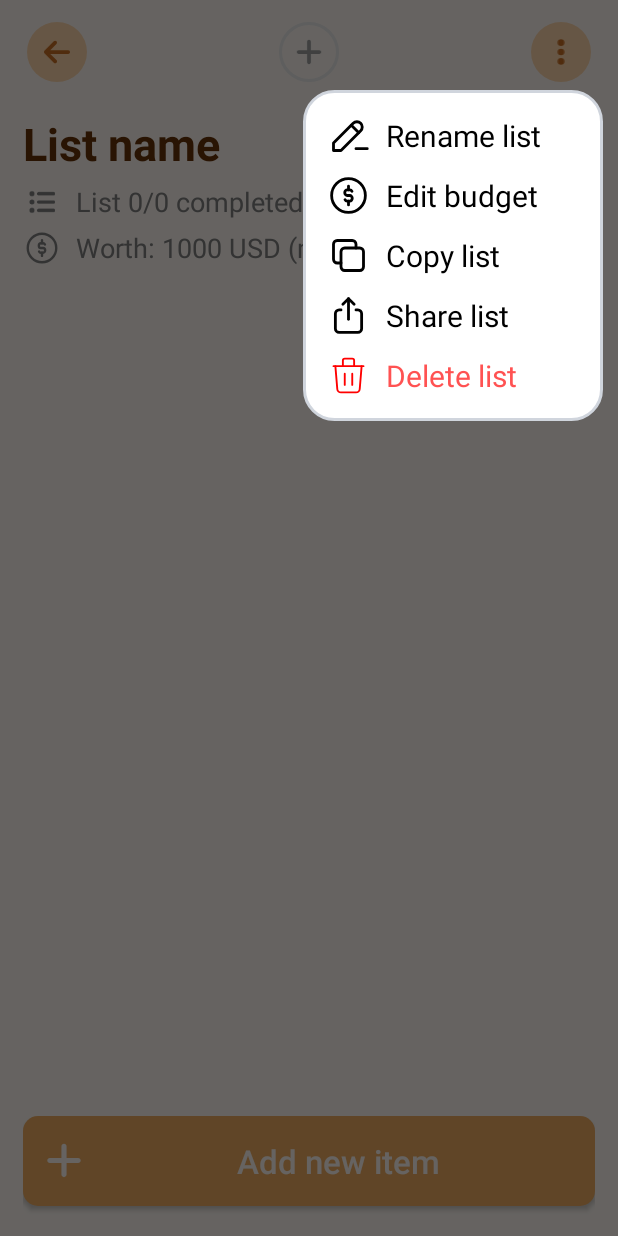
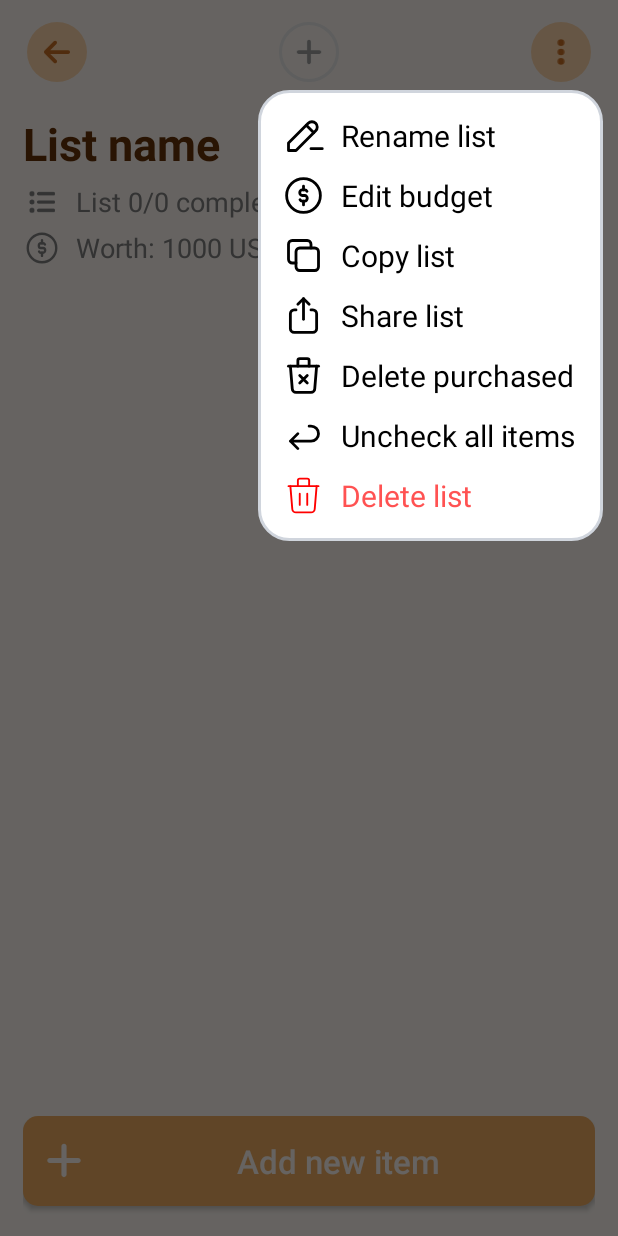
Before and after one commit to yabluninn/shopnstock, an Android app: the ShoppingListActivity screen opened directly, with no data from a screen before it, after a tap on an icon or button, on a phone screen of 412 x 824 dp. Run offline under Robolectric (Android 15) with nearby library versions, the phone set to English and light mode, and no system bars; our stand-ins replace Dagger/Hilt's generated code, Firebase (no records; nobody signed in at launch, a user with empty details on screens opened directly); libraries missing offline, so code that uses them is left out: com.journeyapps.barcodescanner; network calls fail; 2 statements that could not run were skipped.

Commit message:
Delete purchased items and uncheck all items features

```diff
--- a/app/src/main/java/com/yablunin/shopnstock/di/AppModule.kt
+++ b/app/src/main/java/com/yablunin/shopnstock/di/AppModule.kt
@@ -8,11 +8,13 @@ import com.yablunin.shopnstock.domain.usecases.api.GetFlagImageUseCase
 import com.yablunin.shopnstock.domain.usecases.config.LoadConfigUseCase
 import com.yablunin.shopnstock.domain.usecases.config.SaveConfigUseCase
 import com.yablunin.shopnstock.domain.usecases.list.AddItemUseCase
+import com.yablunin.shopnstock.domain.usecases.list.DeletePurchasedItemsUseCase
 import com.yablunin.shopnstock.domain.usecases.list.GenerateQRCodeBitmapUseCase
 import com.yablunin.shopnstock.domain.usecases.list.GetCompletedItemsCountUseCase
 import com.yablunin.shopnstock.domain.usecases.list.GetSizeUseCase
 import com.yablunin.shopnstock.domain.usecases.list.GetTotalPriceUseCase
 import com.yablunin.shopnstock.domain.usecases.list.RemoveItemUseCase
+import com.yablunin.shopnstock.domain.usecases.list.UncheckAllItemsUseCase
 import com.yablunin.shopnstock.domain.usecases.list.handler.AddListUseCase
 import com.yablunin.shopnstock.domain.usecases.list.handler.ChangeBudgetUseCase
 import com.yablunin.shopnstock.domain.usecases.list.handler.ConvertToClipboardStringUseCase
@@ -94,7 +96,9 @@ class AppModule {
         convertToClipboardStringUseCase: ConvertToClipboardStringUseCase,
         generateQRCodeBitmapUseCase: GenerateQRCodeBitmapUseCase,
         getTotalPriceUseCase: GetTotalPriceUseCase,
-        changeBudgetUseCase: ChangeBudgetUseCase
+        changeBudgetUseCase: ChangeBudgetUseCase,
+        deletePurchasedItemsUseCase: DeletePurchasedItemsUseCase,
+        uncheckAllItemsUseCase: UncheckAllItemsUseCase
     ): ShoppingListViewModelFactory{
         return ShoppingListViewModelFactory(
             saveUserUseCase = saveUserUseCase,
@@ -110,7 +114,9 @@ class AppModule {
             convertToClipboardStringUseCase = convertToClipboardStringUseCase,
             generateQRCodeBitmapUseCase = generateQRCodeBitmapUseCase,
             getTotalPriceUseCase = getTotalPriceUseCase,
-            changeBudgetUseCase = changeBudgetUseCase
+            changeBudgetUseCase = changeBudgetUseCase,
+            deletePurchasedItemsUseCase = deletePurchasedItemsUseCase,
+            uncheckAllItemsUseCase = uncheckAllItemsUseCase
         )
     }
 
--- a/app/src/main/java/com/yablunin/shopnstock/di/DomainModule.kt
+++ b/app/src/main/java/com/yablunin/shopnstock/di/DomainModule.kt
@@ -11,6 +11,7 @@ import com.yablunin.shopnstock.domain.usecases.api.GetFlagImageUseCase
 import com.yablunin.shopnstock.domain.usecases.config.LoadConfigUseCase
 import com.yablunin.shopnstock.domain.usecases.config.SaveConfigUseCase
 import com.yablunin.shopnstock.domain.usecases.list.AddItemUseCase
+import com.yablunin.shopnstock.domain.usecases.list.DeletePurchasedItemsUseCase
 import com.yablunin.shopnstock.domain.usecases.list.GenerateQRCodeBitmapUseCase
 import com.yablunin.shopnstock.domain.usecases.list.GetCompletedItemsCountUseCase
 import com.yablunin.shopnstock.domain.usecases.list.GetItemByIdUseCase
@@ -19,6 +20,7 @@ import com.yablunin.shopnstock.domain.usecases.list.GetSizeUseCase
 import com.yablunin.shopnstock.domain.usecases.list.GetTotalPriceUseCase
 import com.yablunin.shopnstock.domain.usecases.list.RemoveItemAtUseCase
 import com.yablunin.shopnstock.domain.usecases.list.RemoveItemUseCase
+import com.yablunin.shopnstock.domain.usecases.list.UncheckAllItemsUseCase
 import com.yablunin.shopnstock.domain.usecases.list.handler.AddListUseCase
 import com.yablunin.shopnstock.domain.usecases.list.handler.ChangeBudgetUseCase
 import com.yablunin.shopnstock.domain.usecases.list.handler.ConvertToClipboardStringUseCase
@@ -113,6 +115,14 @@ class DomainModule {
     fun provideGetTotalPriceUseCase(listRepository: ListRepository): GetTotalPriceUseCase{
         return GetTotalPriceUseCase(listRepository = listRepository)
     }
+    @Provides
+    fun provideDeletePurchasedItemsUseCase(listRepository: ListRepository): DeletePurchasedItemsUseCase{
+        return DeletePurchasedItemsUseCase(listRepository = listRepository)
+    }
+    @Provides
+    fun provideUncheckAllItemsUseCase(listRepository: ListRepository): UncheckAllItemsUseCase{
+        return UncheckAllItemsUseCase(listRepository = listRepository)
+    }
 
     @Provides
     fun provideSaveUserUseCase(userRepository: UserRepository): SaveUserUseCase{
--- a/app/src/main/java/com/yablunin/shopnstock/presentation/activities/ShoppingListActivity.kt
+++ b/app/src/main/java/com/yablunin/shopnstock/presentation/activities/ShoppingListActivity.kt
@@ -270,6 +270,18 @@ class ShoppingListActivity : AppCompatActivity(), Initiable {
         shareOption.setOnClickListener {
             showShareListPopup(menuPopup)
         }
+        val deletePurchasedOption: LinearLayout = menuPopup.findViewById(R.id.list_menu_delete_purchased_option)
+        deletePurchasedOption.setOnClickListener {
+            viewModel.deletePurchasedItems(user, this)
+            menuPopup.dismiss()
+            updateListUI()
+        }
+        val uncheckAllOption: LinearLayout = menuPopup.findViewById(R.id.list_menu_uncheck_all_option)
+        uncheckAllOption.setOnClickListener {
+            viewModel.uncheckAllItems(user, this)
+            menuPopup.dismiss()
+            updateListUI()
+        }
     }
     @SuppressLint("SetTextI18n")
     fun showDeleteItemPopup(item: ListItem){
--- a/app/src/main/java/com/yablunin/shopnstock/presentation/viewmodels/ShoppingListViewModel.kt
+++ b/app/src/main/java/com/yablunin/shopnstock/presentation/viewmodels/ShoppingListViewModel.kt
@@ -16,11 +16,13 @@ import com.yablunin.shopnstock.domain.models.ListItem
 import com.yablunin.shopnstock.domain.models.ShoppingList
 import com.yablunin.shopnstock.domain.models.User
 import com.yablunin.shopnstock.domain.usecases.list.AddItemUseCase
+import com.yablunin.shopnstock.domain.usecases.list.DeletePurchasedItemsUseCase
 import com.yablunin.shopnstock.domain.usecases.list.GenerateQRCodeBitmapUseCase
 import com.yablunin.shopnstock.domain.usecases.list.GetCompletedItemsCountUseCase
 import com.yablunin.shopnstock.domain.usecases.list.GetSizeUseCase
 import com.yablunin.shopnstock.domain.usecases.list.GetTotalPriceUseCase
 import com.yablunin.shopnstock.domain.usecases.list.RemoveItemUseCase
+import com.yablunin.shopnstock.domain.usecases.list.UncheckAllItemsUseCase
 import com.yablunin.shopnstock.domain.usecases.list.handler.AddListUseCase
 import com.yablunin.shopnstock.domain.usecases.list.handler.ChangeBudgetUseCase
 import com.yablunin.shopnstock.domain.usecases.list.handler.ConvertToClipboardStringUseCase
@@ -47,7 +49,9 @@ class ShoppingListViewModel(
     private val convertToClipboardStringUseCase: ConvertToClipboardStringUseCase,
     private val generateQRCodeBitmapUseCase: GenerateQRCodeBitmapUseCase,
     private val getTotalPriceUseCase: GetTotalPriceUseCase,
-    private val changeBudgetUseCase: ChangeBudgetUseCase
+    private val changeBudgetUseCase: ChangeBudgetUseCase,
+    private val deletePurchasedItemsUseCase: DeletePurchasedItemsUseCase,
+    private val uncheckAllItemsUseCase: UncheckAllItemsUseCase
 ): ViewModel() {
 
     private val mutableListData = MutableLiveData<ShoppingList>()
@@ -196,4 +200,28 @@ class ShoppingListViewModel(
             errorToast.show()
         }
     }
+
+    fun deletePurchasedItems(user: User, context: Context){
+        deletePurchasedItemsUseCase.execute(listData.value!!)
+        saveUser(user)
+        val successfulToast = SuccessfulToast(
+            context,
+            "",
+            Toast.LENGTH_LONG,
+            Gravity.BOTTOM
+        )
+        successfulToast.show()
+    }
+
+    fun uncheckAllItems(user: User, context: Context){
+        uncheckAllItemsUseCase.execute(listData.value!!)
+        saveUser(user)
+        val successfulToast = SuccessfulToast(
+            context,
+            "",
+            Toast.LENGTH_LONG,
+            Gravity.BOTTOM
+        )
+        successfulToast.show()
+    }
 }
--- a/app/src/main/java/com/yablunin/shopnstock/presentation/viewmodels/ShoppingListViewModelFactory.kt
+++ b/app/src/main/java/com/yablunin/shopnstock/presentation/viewmodels/ShoppingListViewModelFactory.kt
@@ -3,11 +3,13 @@ package com.yablunin.shopnstock.presentation.viewmodels
 import androidx.lifecycle.ViewModel
 import androidx.lifecycle.ViewModelProvider
 import com.yablunin.shopnstock.domain.usecases.list.AddItemUseCase
+import com.yablunin.shopnstock.domain.usecases.list.DeletePurchasedItemsUseCase
 import com.yablunin.shopnstock.domain.usecases.list.GenerateQRCodeBitmapUseCase
 import com.yablunin.shopnstock.domain.usecases.list.GetCompletedItemsCountUseCase
 import com.yablunin.shopnstock.domain.usecases.list.GetSizeUseCase
 import com.yablunin.shopnstock.domain.usecases.list.GetTotalPriceUseCase
 import com.yablunin.shopnstock.domain.usecases.list.RemoveItemUseCase
+import com.yablunin.shopnstock.domain.usecases.list.UncheckAllItemsUseCase
 import com.yablunin.shopnstock.domain.usecases.list.handler.AddListUseCase
 import com.yablunin.shopnstock.domain.usecases.list.handler.ChangeBudgetUseCase
 import com.yablunin.shopnstock.domain.usecases.list.handler.ConvertToClipboardStringUseCase
@@ -31,7 +33,9 @@ class ShoppingListViewModelFactory(
     val convertToClipboardStringUseCase: ConvertToClipboardStringUseCase,
     val generateQRCodeBitmapUseCase: GenerateQRCodeBitmapUseCase,
     val getTotalPriceUseCase: GetTotalPriceUseCase,
-    val changeBudgetUseCase: ChangeBudgetUseCase
+    val changeBudgetUseCase: ChangeBudgetUseCase,
+    val deletePurchasedItemsUseCase: DeletePurchasedItemsUseCase,
+    val uncheckAllItemsUseCase: UncheckAllItemsUseCase
 ): ViewModelProvider.Factory {
     override fun <T : ViewModel> create(modelClass: Class<T>): T {
         return ShoppingListViewModel(
@@ -48,7 +52,9 @@ class ShoppingListViewModelFactory(
             convertToClipboardStringUseCase = convertToClipboardStringUseCase,
             generateQRCodeBitmapUseCase = generateQRCodeBitmapUseCase,
             getTotalPriceUseCase = getTotalPriceUseCase,
-            changeBudgetUseCase = changeBudgetUseCase
+            changeBudgetUseCase = changeBudgetUseCase,
+            deletePurchasedItemsUseCase = deletePurchasedItemsUseCase,
+            uncheckAllItemsUseCase = uncheckAllItemsUseCase
         ) as T
     }
 }
--- /dev/null
+++ b/app/src/main/res/drawable/ic_arrow_back.xml
@@ -0,0 +1,7 @@
+<vector android:height="24dp" android:viewportHeight="24"
+    android:viewportWidth="24" android:width="24dp" xmlns:android="http://schemas.android.com/apk/res/android">
+    <path android:fillColor="#00000000"
+        android:pathData="m9,11 l-4,4 4,4m-4,-4h11a4,4 0,0 0,0 -8h-1"
+        android:strokeColor="#000" android:strokeLineCap="round"
+        android:strokeLineJoin="round" android:strokeWidth="1.5"/>
+</vector>
--- /dev/null
+++ b/app/src/main/res/drawable/ic_trash_remove.xml
@@ -0,0 +1,18 @@
+<vector android:height="24dp" android:viewportHeight="24"
+    android:viewportWidth="24" android:width="24dp" xmlns:android="http://schemas.android.com/apk/res/android">
+    <path android:fillColor="#00000000" android:pathData="m4,7h16"
+        android:strokeColor="#000" android:strokeLineCap="round"
+        android:strokeLineJoin="round" android:strokeWidth="1.5"/>
+    <path android:fillColor="#00000000"
+        android:pathData="m5,7 l1,12a2,2 0,0 0,2 2h8a2,2 0,0 0,2 -2l1,-12"
+        android:strokeColor="#000" android:strokeLineCap="round"
+        android:strokeLineJoin="round" android:strokeWidth="1.5"/>
+    <path android:fillColor="#00000000"
+        android:pathData="m9,7v-3a1,1 0,0 1,1 -1h4a1,1 0,0 1,1 1v3"
+        android:strokeColor="#000" android:strokeLineCap="round"
+        android:strokeLineJoin="round" android:strokeWidth="1.5"/>
+    <path android:fillColor="#00000000"
+        android:pathData="m10,12 l4,4m0,-4 l-4,4"
+        android:strokeColor="#000" android:strokeLineCap="round"
+        android:strokeLineJoin="round" android:strokeWidth="1.5"/>
+</vector>
--- a/app/src/main/res/layout/list_menu_popup.xml
+++ b/app/src/main/res/layout/list_menu_popup.xml
@@ -1,6 +1,6 @@
 <?xml version="1.0" encoding="utf-8"?>
 <LinearLayout xmlns:android="http://schemas.android.com/apk/res/android"
-    android:layout_width="200dp"
+    android:layout_width="230dp"
     android:layout_height="wrap_content"
     android:layout_marginTop="60dp"
     android:layout_marginEnd="10dp"
@@ -115,6 +115,58 @@
     </LinearLayout>
 
     <LinearLayout
+        android:id="@+id/list_menu_delete_purchased_option"
+        android:layout_width="match_parent"
+        android:layout_height="wrap_content"
+        android:layout_marginTop="10dp"
+        android:gravity="center_vertical"
+        android:orientation="horizontal"
+        >
+
+        <ImageView
+            android:layout_width="30dp"
+            android:layout_height="30dp"
+            android:src="@drawable/ic_trash_remove"
+            />
+
+        <TextView
+            android:layout_width="match_parent"
+            android:layout_height="wrap_content"
+            android:layout_marginStart="10dp"
+            android:text="@string/list_menu_delete_purchased"
+            android:textColor="@color/black"
+            android:textSize="20sp"
+            />
+
+    </LinearLayout>
+
+    <LinearLayout
+        android:id="@+id/list_menu_uncheck_all_option"
+        android:layout_width="match_parent"
+        android:layout_height="wrap_content"
+        android:layout_marginTop="10dp"
+        android:gravity="center_vertical"
+        android:orientation="horizontal"
+        >
+
+        <ImageView
+            android:layout_width="30dp"
+            android:layout_height="30dp"
+            android:src="@drawable/ic_arrow_back"
+            />
+
+        <TextView
+            android:layout_width="match_parent"
+            android:layout_height="wrap_content"
+            android:layout_marginStart="10dp"
+            android:text="@string/list_menu_uncheck_all"
+            android:textColor="@color/black"
+            android:textSize="20sp"
+            />
+
+    </LinearLayout>
+
+    <LinearLayout
         android:id="@+id/list_menu_delete_option"
         android:layout_width="match_parent"
         android:layout_height="wrap_content"
--- a/app/src/main/res/values/strings.xml
+++ b/app/src/main/res/values/strings.xml
@@ -15,6 +15,8 @@
     <string name="successful_create_list">List successfully created!</string>
     <string name="successful_copy_to_clipboard_list">List successfully copied to clipboard!</string>
     <string name="successful_update_password">Password successfully updated!</string>
+    <string name="successful_delete_purchased_items">Purchased items successfully deleted!</string>
+    <string name="successful_uncheck_all_items">All items successfully unchecked!</string>
 
     <string name="title_activity_shopping_list" translatable="false">ShoppingListActivity</string>
 
@@ -95,5 +97,7 @@
     <string name="sign_up_with_google">Sign up with Google</string>
     <string name="sign_up_with_facebook">Sign up with Facebook</string>
     <string name="already_have_account_log_in">Already have account? Log in</string>
+    <string name="list_menu_delete_purchased">Delete purchased</string>
+    <string name="list_menu_uncheck_all">Uncheck all items</string>
 
 </resources>
--- a/domain/src/main/java/com/yablunin/shopnstock/domain/repositories/ListRepository.kt
+++ b/domain/src/main/java/com/yablunin/shopnstock/domain/repositories/ListRepository.kt
@@ -17,4 +17,6 @@ interface ListRepository {
     fun toClipboardString(list: ShoppingList, user: User): String
     fun generateQRCodeBitmap(list: ShoppingList): Bitmap
     fun getTotalPrice(list: ShoppingList): Double
+    fun deletePurchasedItems(list: ShoppingList)
+    fun uncheckAllItems(list: ShoppingList)
 }
--- a/domain/src/main/java/com/yablunin/shopnstock/domain/repositories/ShoppingListRepository.kt
+++ b/domain/src/main/java/com/yablunin/shopnstock/domain/repositories/ShoppingListRepository.kt
@@ -70,4 +70,15 @@ class ShoppingListRepository: ListRepository {
         return totalPrice
     }
 
+    override fun deletePurchasedItems(list: ShoppingList) {
+        list.list.removeIf { it.purchased }
+    }
+
+    override fun uncheckAllItems(list: ShoppingList) {
+        for (item in list.list){
+            item.purchased = false
+        }
+    }
+
+
 }
--- /dev/null
+++ b/domain/src/main/java/com/yablunin/shopnstock/domain/usecases/list/DeletePurchasedItemsUseCase.kt
@@ -0,0 +1,10 @@
+package com.yablunin.shopnstock.domain.usecases.list
+
+import com.yablunin.shopnstock.domain.models.ShoppingList
+import com.yablunin.shopnstock.domain.repositories.ListRepository
+
+class DeletePurchasedItemsUseCase(private val listRepository: ListRepository) {
+    fun execute(list: ShoppingList){
+        listRepository.deletePurchasedItems(list)
+    }
+}
--- /dev/null
+++ b/domain/src/main/java/com/yablunin/shopnstock/domain/usecases/list/UncheckAllItemsUseCase.kt
@@ -0,0 +1,10 @@
+package com.yablunin.shopnstock.domain.usecases.list
+
+import com.yablunin.shopnstock.domain.models.ShoppingList
+import com.yablunin.shopnstock.domain.repositories.ListRepository
+
+class UncheckAllItemsUseCase(private val listRepository: ListRepository) {
+    fun execute(list: ShoppingList){
+        listRepository.uncheckAllItems(list)
+    }
+}
```
Also changed, not shown: 1 other file.
